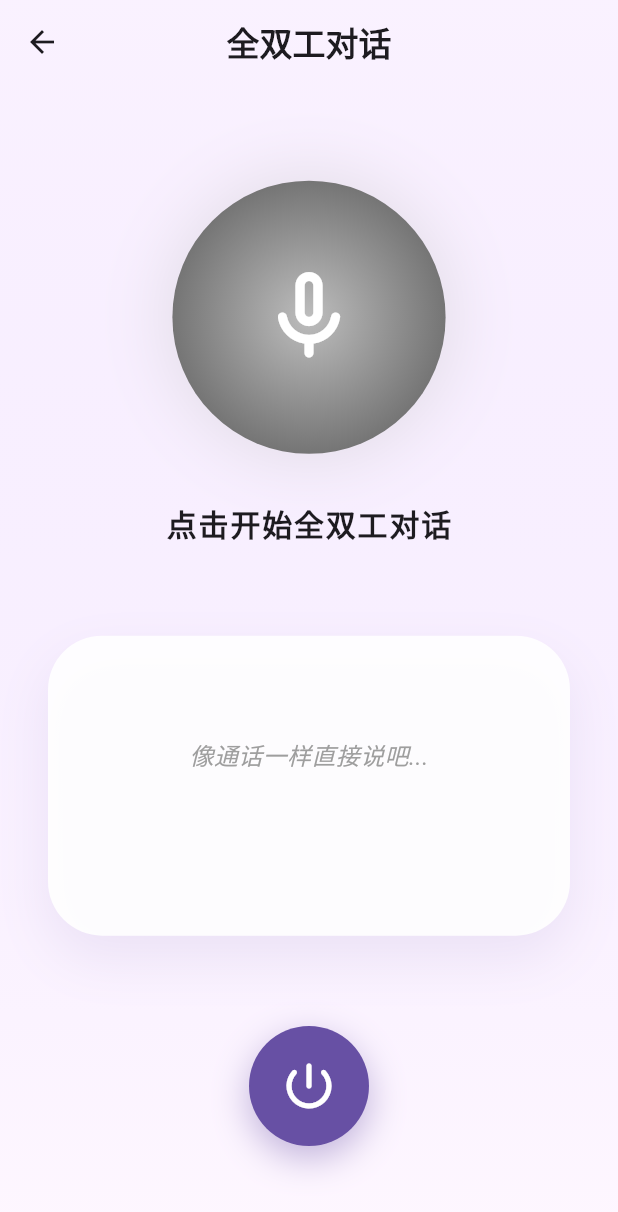
After one commit to unrealcjt/Iris, a Flutter app: the FullDuplexChatPage screen opened directly, after a tap on the "power settings new" icon, on a phone screen of 412 x 824 dp. The commit adds this screen. Shown: the top 1212 px of the screen. Run offline on Flutter 3.47's test engine with Material 3 defaults, Android fonts, the light colour scheme and no system bars; our stand-ins replace audioplayers, file_picker, flutter_dotenv, flutter_markdown, image_cropper, image_picker and 5 more; missing offline and left inert: edge_tts_dart, flutter_gemma, record; accounts and stored records are empty.

Commit message:
添加全双工即时语音

```diff
--- /dev/null
+++ b/lib/perception/full_duplex_chat_page.dart
@@ -0,0 +1,458 @@
+import 'dart:async';
+import 'dart:io';
+import 'dart:typed_data';
+import 'package:flutter/material.dart';
+import 'package:path_provider/path_provider.dart';
+import 'package:path/path.dart' as p;
+import 'package:record/record.dart';
+import 'package:flutter_gemma/flutter_gemma.dart';
+import 'package:Iris/iris_assistant/mascot_controller.dart';
+import 'package:Iris/utils/gemma_skill.dart';
+import 'package:Iris/utils/edge_tts_service.dart';
+
+enum FullDuplexState { idle, listening, thinking, speaking }
+
+class FullDuplexChatPage extends StatefulWidget {
+  const FullDuplexChatPage({super.key});
+
+  @override
+  State<FullDuplexChatPage> createState() => _FullDuplexChatPageState();
+}
+
+class _FullDuplexChatPageState extends State<FullDuplexChatPage> with SingleTickerProviderStateMixin {
+  final AudioRecorder _recorder = AudioRecorder();
+  final GemmaSkill _gemmaSkill = GemmaSkill();
+  final EdgeTtsService _ttsService = EdgeTtsService();
+
+  InferenceModelSession? _chatSession; // 持久化会话以支持多轮对话
+
+  FullDuplexState _state = FullDuplexState.idle;
+  String _displayText = "点击开始全双工对话";
+  String _aiResponseText = "";
+
+  Timer? _silenceTimer;
+  Timer? _vadPoller;
+  bool _isUserSpeaking = false;
+  bool _isProcessing = false;
+
+  // VAD 阈值设置
+  static const double _amplitudeThreshold = -38.0;
+  static const Duration _silenceThreshold = Duration(milliseconds: 900);
+
+  late AnimationController _pulseController;
+
+  @override
+  void initState() {
+    super.initState();
+    _pulseController = AnimationController(
+      vsync: this,
+      duration: const Duration(milliseconds: 1500),
+    )..repeat(reverse: true);
+  }
+
+  @override
+  void dispose() {
+    _stopAll();
+    _vadPoller?.cancel();
+    _recorder.dispose();
+    _gemmaSkill.close();
+    _ttsService.dispose();
+    _pulseController.dispose();
+    super.dispose();
+  }
+
+  Future<void> _stopAll() async {
+    _isProcessing = false;
+    _isUserSpeaking = false;
+    _vadPoller?.cancel();
+    _vadPoller = null;
+    _silenceTimer?.cancel();
+    await _recorder.stop();
+
+    // 退出页面或手动停止时完全关闭会话
+    await _chatSession?.stopGeneration();
+    await _chatSession?.close();
+    _chatSession = null;
+
+    await _ttsService.stop();
+  }
+
+  Future<void> _toggleConversation() async {
+    if (_state == FullDuplexState.idle) {
+      await _startConversation();
+    } else {
+      await _stopAll();
+      setState(() {
+        _state = FullDuplexState.idle;
+        _displayText = "点击开始全双工对话";
+      });
+    }
+  }
+
+  Future<void> _startConversation() async {
+    if (await _recorder.hasPermission()) {
+      final model = MascotController().model;
+      if (model == null) {
+        if (mounted) {
+          ScaffoldMessenger.of(context).showSnackBar(
+            const SnackBar(content: Text("模型未加载，请先在设置中选择模型")),
+          );
+        }
+        return;
+      }
+
+      // 初始化持久化的多轮对话会话
+      _chatSession = await model.createSession(
+        temperature: 1.0,
+        topK: 64,
+        topP: 0.95,
+        enableAudioModality: true,
+        systemInstruction: "你是一个贴心的对话助手 Iris。请听用户的语音输入（中文），并用简洁的语言进行回应，保持对话自然流畅。直接输出你的回复内容，禁止输出任何动作描写。",
+      );
+
+      setState(() {
+        _state = FullDuplexState.listening;
+        _displayText = "正在聆听...";
+        _aiResponseText = "";
+      });
+      await _startNewRecording();
+      _startVAD();
+    }
+  }
+
+  Future<void> _startNewRecording() async {
+    try {
+      if (await _recorder.isRecording()) {
+        await _recorder.stop();
+      }
+      await Future.delayed(const Duration(milliseconds: 120));
+
+      if (_state == FullDuplexState.idle) return;
+
+      final directory = await getTemporaryDirectory();
+      final path = p.join(directory.path, 'fd_${DateTime.now().millisecondsSinceEpoch}.pcm');
+
+      await _recorder.start(
+        const RecordConfig(
+          encoder: AudioEncoder.pcm16bits,
+          sampleRate: 16000,
+          numChannels: 1,
+          androidConfig: AndroidRecordConfig(
+            audioSource: AndroidAudioSource.voiceCommunication,
+            audioManagerMode: AudioManagerMode.modeInCommunication,
+          ),
+        ),
+        path: path,
+      );
+    } catch (e) {
+      debugPrint("VAD: 启动录音失败: $e");
+    }
+  }
+
+  void _startVAD() {
+    _vadPoller?.cancel();
+    _vadPoller = Timer.periodic(const Duration(milliseconds: 100), (_) async {
+      if (_state == FullDuplexState.idle) return;
+
+      try {
+        if (await _recorder.isRecording()) {
+          final amp = await _recorder.getAmplitude();
+          double currentThreshold = (_state == FullDuplexState.speaking)
+              ? _amplitudeThreshold + 4
+              : _amplitudeThreshold;
+
+          if (amp.current > currentThreshold) {
+            _onUserSpeaking();
+          } else {
+            _onUserSilence();
+          }
+        }
+      } catch (_) {}
+    });
+  }
+
+  void _onUserSpeaking() {
+    _silenceTimer?.cancel();
+    if (!_isUserSpeaking) {
+      _isUserSpeaking = true;
+      if (_state == FullDuplexState.thinking || _state == FullDuplexState.speaking) {
+        _interruptAI();
+      }
+    }
+  }
+
+  void _onUserSilence() {
+    if (_isUserSpeaking) {
+      if (_silenceTimer != null && _silenceTimer!.isActive) return;
+
+      _silenceTimer = Timer(_silenceThreshold, () {
+        if (_state == FullDuplexState.idle) return;
+        _isUserSpeaking = false;
+        if (_state == FullDuplexState.listening) {
+          _processUserSpeech();
+        }
+      });
+    }
+  }
+
+  Future<void> _interruptAI() async {
+    debugPrint("VAD: !!! 打断 AI !!!");
+    await _chatSession?.stopGeneration(); // 停止生成但保留会话历史
+    await _ttsService.stop();
+
+    if (mounted) {
+      setState(() {
+        _state = FullDuplexState.listening;
+        _displayText = "正在聆听 (已打断)...";
+      });
+    }
+    await _startNewRecording();
+  }
+
+  Future<void> _processUserSpeech() async {
+    if (_isProcessing) return;
+    _isProcessing = true;
+
+    String? path;
+    try {
+      path = await _recorder.stop();
+      if (path == null) {
+        _isProcessing = false;
+        await _startNewRecording();
+        return;
+      }
+
+      final file = File(path);
+      if (!await file.exists() || (await file.length()) < 3500) {
+        _isProcessing = false;
+        await _startNewRecording();
+        return;
+      }
+
+      setState(() {
+        _state = FullDuplexState.thinking;
+        _displayText = "Iris 正在思考...";
+        _aiResponseText = "";
+      });
+
+      final Uint8List rawBytes = await file.readAsBytes();
+      final processedBytes = _processAudioData(rawBytes);
+
+      // 使用持久会话发送音频消息，保持上下文
+      final message = Message.withAudio(text: "", audioBytes: processedBytes);
+      await _chatSession?.addQueryChunk(message);
+      final chatStream = _chatSession?.getResponseAsync();
+
+      String fullResponse = "";
+      if (chatStream != null) {
+        await for (final chunk in chatStream) {
+          if (_state != FullDuplexState.thinking && _state != FullDuplexState.speaking) break;
+
+          if (_state == FullDuplexState.thinking) {
+            setState(() {
+              _state = FullDuplexState.speaking;
+              _displayText = "Iris 正在回答...";
+            });
+          }
+          setState(() {
+            _aiResponseText += chunk;
+            fullResponse += chunk;
+          });
+        }
+      }
+
+      if (fullResponse.isNotEmpty && _state == FullDuplexState.speaking) {
+        await _startNewRecording();
+        final bytes = await _ttsService.getAudioBytes(fullResponse, voiceName: 'ja-JP-NanamiNeural');
+        if (bytes != null && _state == FullDuplexState.speaking) {
+          await _ttsService.playSegments([bytes]);
+        }
+      }
+    } catch (e) {
+      debugPrint("VAD: 处理异常: $e");
+    } finally {
+      _isProcessing = false;
+      if (mounted && _state != FullDuplexState.idle && _state != FullDuplexState.listening) {
+        setState(() {
+          _state = FullDuplexState.listening;
+          _displayText = "正在聆听...";
+        });
+        await _startNewRecording();
+      }
+      if (path != null) { try { File(path).delete(); } catch (_) {} }
+    }
+  }
+
+  Uint8List _processAudioData(Uint8List rawBytes) {
+    return _createWavHeader(rawBytes, 16000);
+  }
+
+  Uint8List _createWavHeader(Uint8List pcmData, int sampleRate) {
+    final int fileSize = pcmData.length + 36;
+    final ByteData header = ByteData(44);
+    header.setUint8(0, 0x52); header.setUint8(1, 0x49); header.setUint8(2, 0x46); header.setUint8(3, 0x46);
+    header.setUint32(4, fileSize, Endian.little);
+    header.setUint8(8, 0x57); header.setUint8(9, 0x41); header.setUint8(10, 0x56); header.setUint8(11, 0x45);
+    header.setUint8(12, 0x66); header.setUint8(13, 0x6D); header.setUint8(14, 0x74); header.setUint8(15, 0x20);
+    header.setUint32(16, 16, Endian.little);
+    header.setUint16(20, 1, Endian.little);
+    header.setUint16(22, 1, Endian.little);
+    header.setUint32(24, sampleRate, Endian.little);
+    header.setUint32(28, sampleRate * 2, Endian.little);
+    header.setUint16(32, 2, Endian.little);
+    header.setUint16(34, 16, Endian.little);
+    header.setUint8(36, 0x64); header.setUint8(37, 0x61); header.setUint8(38, 0x74); header.setUint8(39, 0x61);
+    header.setUint32(40, pcmData.length, Endian.little);
+    final Uint8List result = Uint8List(44 + pcmData.length);
+    result.setAll(0, header.buffer.asUint8List());
+    result.setAll(44, pcmData);
+    return result;
+  }
+
+  @override
+  Widget build(BuildContext context) {
+    final colorScheme = Theme.of(context).colorScheme;
+    return Scaffold(
+      backgroundColor: colorScheme.surface,
+      appBar: AppBar(
+        title: const Text('全双工对话', style: TextStyle(fontWeight: FontWeight.bold)),
+        centerTitle: true,
+        elevation: 0,
+        backgroundColor: Colors.transparent,
+      ),
+      extendBodyBehindAppBar: true,
+      body: Container(
+        width: double.infinity,
+        decoration: BoxDecoration(
+          gradient: LinearGradient(
+            begin: Alignment.topCenter,
+            end: Alignment.bottomCenter,
+            colors: [
+              colorScheme.primaryContainer.withValues(alpha: 0.2),
+              colorScheme.surface,
+            ],
+          ),
+        ),
+        child: Column(
+          children: [
+            const Spacer(flex: 2),
+            _buildStatusIndicator(colorScheme),
+            const Spacer(),
+            _buildChatBubble(colorScheme),
+            const Spacer(),
+            _buildControlPanel(colorScheme),
+            const SizedBox(height: 60),
+          ],
+        ),
+      ),
+    );
+  }
+
+  Widget _buildStatusIndicator(ColorScheme colorScheme) {
+    return Column(
+      children: [
+        AnimatedBuilder(
+          animation: _pulseController,
+          builder: (context, child) {
+            double size = 180 + (20 * _pulseController.value);
+            if (_state == FullDuplexState.thinking) size = 200;
+            if (_state == FullDuplexState.speaking) size = 180 + (40 * _pulseController.value);
+            return Container(
+              width: size,
+              height: size,
+              decoration: BoxDecoration(
+                shape: BoxShape.circle,
+                gradient: RadialGradient(colors: _getGradientColors(colorScheme)),
+                boxShadow: [
+                  BoxShadow(
+                    color: _getGradientColors(colorScheme).first.withValues(alpha: 0.4),
+                    blurRadius: 40,
+                    spreadRadius: 15 * _pulseController.value,
+                  )
+                ],
+              ),
+              child: Center(
+                child: Icon(_getStateIcon(), size: 72, color: Colors.white),
+              ),
+            );
+          },
+        ),
+        const SizedBox(height: 32),
+        Text(
+          _displayText,
+          style: TextStyle(fontSize: 20, fontWeight: FontWeight.bold, color: colorScheme.onSurface, letterSpacing: 1.2),
+        ),
+      ],
+    );
+  }
+
+  List<Color> _getGradientColors(ColorScheme colorScheme) {
+    switch (_state) {
+      case FullDuplexState.idle: return [Colors.grey.shade400, Colors.grey.shade600];
+      case FullDuplexState.listening: return [Colors.blueAccent, Colors.blue.shade800];
+      case FullDuplexState.thinking: return [Colors.purpleAccent, Colors.deepPurple.shade700];
+      case FullDuplexState.speaking: return [Colors.orangeAccent, Colors.deepOrange.shade800];
+    }
+  }
+
+  IconData _getStateIcon() {
+    switch (_state) {
+      case FullDuplexState.idle: return Icons.mic_none_rounded;
+      case FullDuplexState.listening: return Icons.mic_rounded;
+      case FullDuplexState.thinking: return Icons.psychology_rounded;
+      case FullDuplexState.speaking: return Icons.graphic_eq_rounded;
+    }
+  }
+
+  Widget _buildChatBubble(ColorScheme colorScheme) {
+    return AnimatedContainer(
+      duration: const Duration(milliseconds: 300),
+      margin: const EdgeInsets.symmetric(horizontal: 32),
+      padding: const EdgeInsets.all(28),
+      height: 200,
+      width: double.infinity,
+      decoration: BoxDecoration(
+        color: Colors.white.withValues(alpha: 0.9),
+        borderRadius: BorderRadius.circular(36),
+        boxShadow: [BoxShadow(color: colorScheme.primary.withValues(alpha: 0.1), blurRadius: 30, offset: const Offset(0, 15))],
+      ),
+      child: SingleChildScrollView(
+        physics: const BouncingScrollPhysics(),
+        child: Column(
+          crossAxisAlignment: CrossAxisAlignment.start,
+          children: [
+            if (_aiResponseText.isNotEmpty) ...[
+              Row(children: [
+                Icon(Icons.auto_awesome, size: 16, color: colorScheme.primary),
+                const SizedBox(width: 8),
+                const Text("Iris", style: TextStyle(fontWeight: FontWeight.bold, fontSize: 14)),
+              ]),
+              const SizedBox(height: 12),
+              Text(_aiResponseText, style: const TextStyle(fontSize: 18, height: 1.5, fontWeight: FontWeight.w500)),
+            ] else if (_state == FullDuplexState.thinking) ...[
+              const Center(child: Padding(padding: EdgeInsets.only(top: 40), child: CircularProgressIndicator(strokeWidth: 2)))
+            ] else ...[
+               const Center(child: Padding(padding: EdgeInsets.only(top: 40), child: Text("像通话一样直接说吧...", style: TextStyle(color: Colors.grey, fontSize: 16, fontStyle: FontStyle.italic))))
+            ],
+          ],
+        ),
+      ),
+    );
+  }
+
+  Widget _buildControlPanel(ColorScheme colorScheme) {
+    return GestureDetector(
+      onTap: _toggleConversation,
+      child: AnimatedContainer(
+        duration: const Duration(milliseconds: 300),
+        padding: const EdgeInsets.all(20),
+        decoration: BoxDecoration(
+          color: _state == FullDuplexState.idle ? colorScheme.primary : Colors.redAccent,
+          shape: BoxShape.circle,
+          boxShadow: [BoxShadow(color: (_state == FullDuplexState.idle ? colorScheme.primary : Colors.redAccent).withValues(alpha: 0.4), blurRadius: 20, offset: const Offset(0, 8))],
+        ),
+        child: Icon(_state == FullDuplexState.idle ? Icons.power_settings_new_rounded : Icons.stop_rounded, size: 40, color: Colors.white),
+      ),
+    );
+  }
+}
--- a/lib/utils/edge_tts_service.dart
+++ b/lib/utils/edge_tts_service.dart
@@ -37,7 +37,6 @@ class EdgeTtsService {
         await _audioPlayer.play(BytesSource(bytes));
         // 等待当前片段播放完成
         await _audioPlayer.onPlayerComplete.first;
-
       } catch (e) {
         print('Edge TTS 播放片段失败: $e');
       }
@@ -67,7 +66,6 @@ class EdgeTtsService {
     List<int> audioBytes = [];
 
     try {
-      double time = 0.0;
       await for (final chunk in communicate.stream()) {
         if (chunk.type == "audio" && chunk.audioData != null) {
           audioBytes.addAll(chunk.audioData!);
--- a/lib/utils/gemma_skill.dart
+++ b/lib/utils/gemma_skill.dart
@@ -200,6 +200,14 @@ When formatting the answer, first output the transcription in ${sourceLang}, the
     );
   }
 
+  /// 全双工语音对话
+  Stream<String> audioChat({required Uint8List audioBytes}) {
+    return _generate(
+      prompt: "你是一个贴心的日语助手 Iris。请听用户的语音输入（日语），并用简洁的日语进行回应，保持对话自然流畅。直接输出你的回复内容。",
+      audioBytes: audioBytes,
+    );
+  }
+
   // ================= 基础能力 =================
 
   /// 语法分析
```
Also changed, not shown: lib/perception_page.dart (+13 -0 lines), 1 other file.
